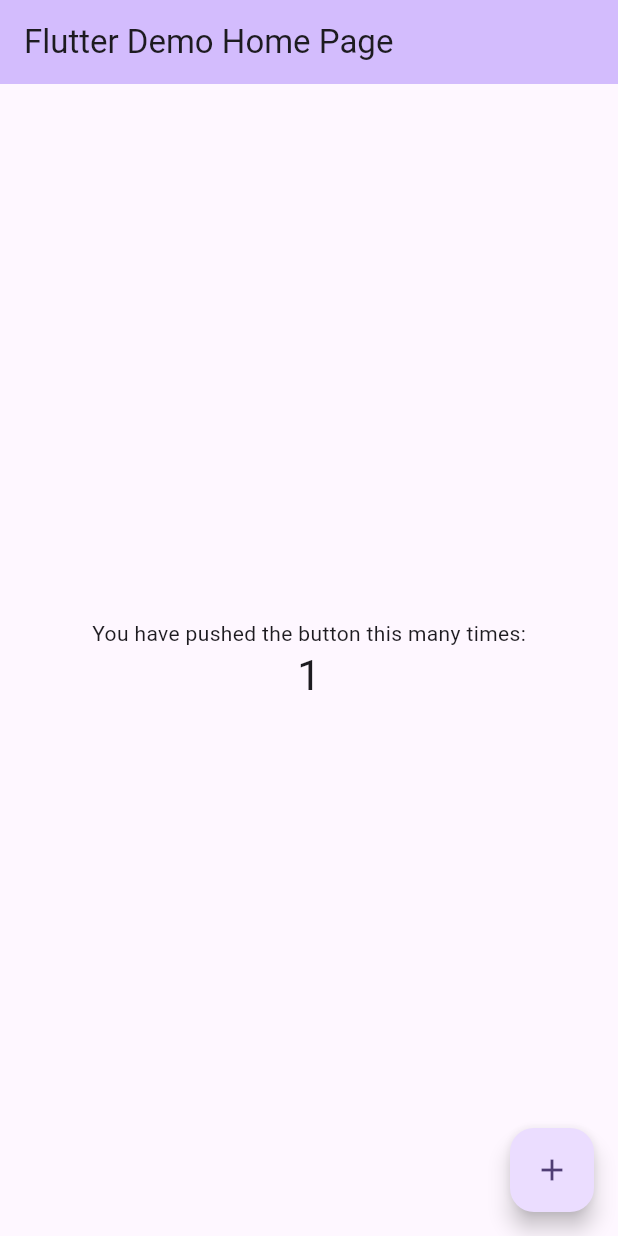
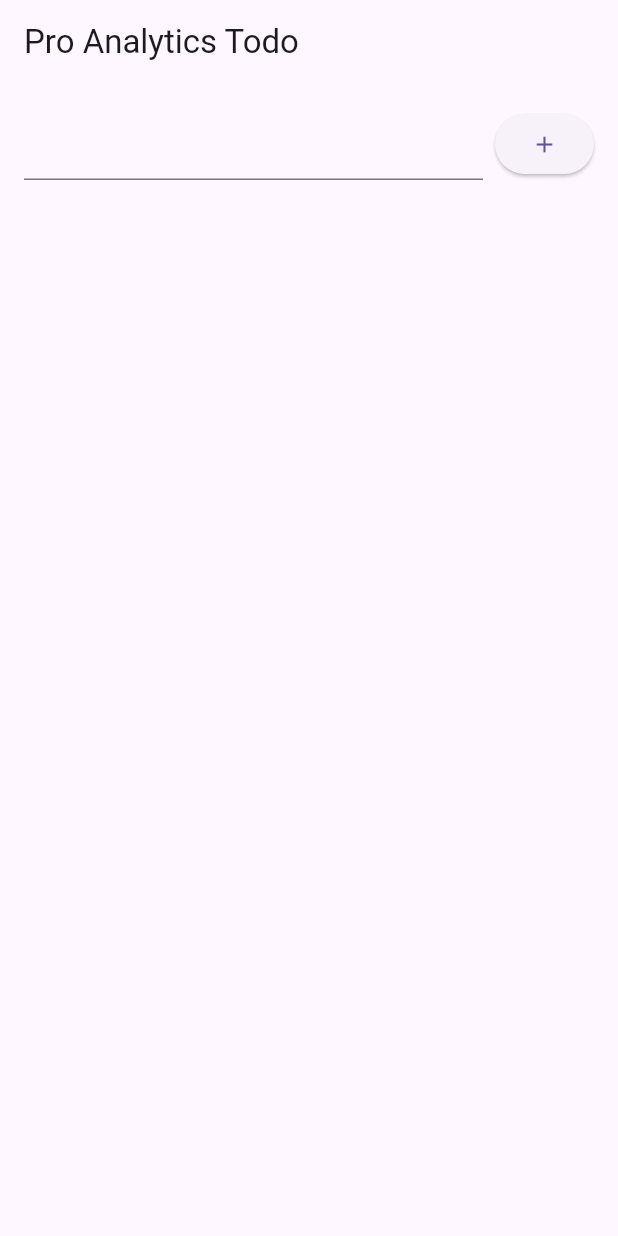
Before and after one commit to Masumraj1/firebase_analytics, a Flutter app: the screen it shows after launch, after a tap on the "add" icon, on a phone screen of 412 x 824 dp. Run offline on Flutter 3.47's test engine with Material 3 defaults, Android fonts, the phone set to English and light mode, and no system bars; our stand-ins replace firebase_analytics, firebase_core; accounts and stored records are empty.

Commit message:
firebase analytics setup complete

```diff
--- /dev/null
+++ b/lib/analytics_services.dart
@@ -0,0 +1,33 @@
+import 'package:firebase_analytics/firebase_analytics.dart';
+
+class AnalyticsService {
+  // Singleton pattern (পুরো অ্যাপে একটিমাত্র ইন্সট্যান্স থাকবে)
+  AnalyticsService._internal();
+  static final AnalyticsService instance = AnalyticsService._internal();
+
+  final FirebaseAnalytics _analytics = FirebaseAnalytics.instance;
+
+  // স্ক্রিন ট্র্যাকিংয়ের জন্য অবজারভার
+  FirebaseAnalyticsObserver get observer => FirebaseAnalyticsObserver(analytics: _analytics);
+
+  // টাস্ক অ্যাড ইভেন্ট
+  Future<void> logTaskAdded(String taskName) async {
+    await _analytics.logEvent(
+      name: 'todo_task_created',
+      parameters: {
+        'content': taskName,
+        'platform': 'flutter',
+      },
+    );
+  }
+
+  // টাস্ক ডিলিট ইভেন্ট
+  Future<void> logTaskDeleted(String taskName) async {
+    await _analytics.logEvent(
+      name: 'todo_task_removed',
+      parameters: {
+        'content': taskName,
+      },
+    );
+  }
+}
--- a/lib/main.dart
+++ b/lib/main.dart
@@ -1,129 +1,27 @@
+import 'package:firebase_analytics_app/todo_screen.dart';
+import 'package:flutter/material.dart';
 import 'package:firebase_core/firebase_core.dart';
-import 'package:flutter/material.dart';
 
-import 'firebase_options.dart';
+import 'analytics_services.dart';
 
-void main()async {
+
+void main() async {
   WidgetsFlutterBinding.ensureInitialized();
-  await Firebase.initializeApp(
-    options: DefaultFirebaseOptions.currentPlatform,
-  );
+  await Firebase.initializeApp();
   runApp(const MyApp());
 }
 
 class MyApp extends StatelessWidget {
   const MyApp({super.key});
 
-  // This widget is the root of your application.
   @override
   Widget build(BuildContext context) {
     return MaterialApp(
-      title: 'Flutter Demo',
-      theme: ThemeData(
-        // This is the theme of your application.
-        //
-        // TRY THIS: Try running your application with "flutter run". You'll see
-        // the application has a purple toolbar. Then, without quitting the app,
-        // try changing the seedColor in the colorScheme below to Colors.green
-        // and then invoke "hot reload" (save your changes or press the "hot
-        // reload" button in a Flutter-supported IDE, or press "r" if you used
-        // the command line to start the app).
-        //
-        // Notice that the counter didn't reset back to zero; the application
-        // state is not lost during the reload. To reset the state, use hot
-        // restart instead.
-        //
-        // This works for code too, not just values: Most code changes can be
-        // tested with just a hot reload.
-        colorScheme: ColorScheme.fromSeed(seedColor: Colors.deepPurple),
-      ),
-      home: const MyHomePage(title: 'Flutter Demo Home Page'),
+      debugShowCheckedModeBanner: false,
+      title: 'Professional Todo Analytics',
+      // প্রফেশনাল স্ক্রিন ট্র্যাকিং
+      navigatorObservers: [AnalyticsService.instance.observer],
+      home: const TodoScreen(),
     );
   }
 }
-
-class MyHomePage extends StatefulWidget {
-  const MyHomePage({super.key, required this.title});
-
-  // This widget is the home page of your application. It is stateful, meaning
-  // that it has a State object (defined below) that contains fields that affect
-  // how it looks.
-
-  // This class is the configuration for the state. It holds the values (in this
-  // case the title) provided by the parent (in this case the App widget) and
-  // used by the build method of the State. Fields in a Widget subclass are
-  // always marked "final".
-
-  final String title;
-
-  @override
-  State<MyHomePage> createState() => _MyHomePageState();
-}
-
-class _MyHomePageState extends State<MyHomePage> {
-  int _counter = 0;
-
-  void _incrementCounter() {
-    setState(() {
-      // This call to setState tells the Flutter framework that something has
-      // changed in this State, which causes it to rerun the build method below
-      // so that the display can reflect the updated values. If we changed
-      // _counter without calling setState(), then the build method would not be
-      // called again, and so nothing would appear to happen.
-      _counter++;
-    });
-  }
-
-  @override
-  Widget build(BuildContext context) {
-    // This method is rerun every time setState is called, for instance as done
-    // by the _incrementCounter method above.
-    //
-    // The Flutter framework has been optimized to make rerunning build methods
-    // fast, so that you can just rebuild anything that needs updating rather
-    // than having to individually change instances of widgets.
-    return Scaffold(
-      appBar: AppBar(
-        // TRY THIS: Try changing the color here to a specific color (to
-        // Colors.amber, perhaps?) and trigger a hot reload to see the AppBar
-        // change color while the other colors stay the same.
-        backgroundColor: Theme.of(context).colorScheme.inversePrimary,
-        // Here we take the value from the MyHomePage object that was created by
-        // the App.build method, and use it to set our appbar title.
-        title: Text(widget.title),
-      ),
-      body: Center(
-        // Center is a layout widget. It takes a single child and positions it
-        // in the middle of the parent.
-        child: Column(
-          // Column is also a layout widget. It takes a list of children and
-          // arranges them vertically. By default, it sizes itself to fit its
-          // children horizontally, and tries to be as tall as its parent.
-          //
-          // Column has various properties to control how it sizes itself and
-          // how it positions its children. Here we use mainAxisAlignment to
-          // center the children vertically; the main axis here is the vertical
-          // axis because Columns are vertical (the cross axis would be
-          // horizontal).
-          //
-          // TRY THIS: Invoke "debug painting" (choose the "Toggle Debug Paint"
-          // action in the IDE, or press "p" in the console), to see the
-          // wireframe for each widget.
-          mainAxisAlignment: MainAxisAlignment.center,
-          children: <Widget>[
-            const Text('You have pushed the button this many times:'),
-            Text(
-              '$_counter',
-              style: Theme.of(context).textTheme.headlineMedium,
-            ),
-          ],
-        ),
-      ),
-      floatingActionButton: FloatingActionButton(
-        onPressed: _incrementCounter,
-        tooltip: 'Increment',
-        child: const Icon(Icons.add),
-      ), // This trailing comma makes auto-formatting nicer for build methods.
-    );
-  }
-}
--- /dev/null
+++ b/lib/todo_screen.dart
@@ -0,0 +1,74 @@
+import 'package:flutter/material.dart';
+
+import 'analytics_services.dart';
+
+class TodoScreen extends StatefulWidget {
+  const TodoScreen({super.key});
+
+  @override
+  State<TodoScreen> createState() => _TodoScreenState();
+}
+
+class _TodoScreenState extends State<TodoScreen> {
+  final List<String> _tasks = [];
+  final TextEditingController _controller = TextEditingController();
+
+  void _handleAddTask() {
+    final text = _controller.text.trim();
+    if (text.isNotEmpty) {
+      setState(() => _tasks.add(text));
+
+      // সার্ভিস কল করা
+      AnalyticsService.instance.logTaskAdded(text);
+
+      _controller.clear();
+    }
+  }
+
+  void _handleDeleteTask(int index) {
+    final removedTask = _tasks[index];
+    setState(() => _tasks.removeAt(index));
+
+    // সার্ভিস কল করা
+    AnalyticsService.instance.logTaskDeleted(removedTask);
+  }
+
+  @override
+  Widget build(BuildContext context) {
+    return Scaffold(
+      appBar: AppBar(title: const Text('Pro Analytics Todo')),
+      body: Column(
+        children: [
+          _buildInputArea(),
+          Expanded(child: _buildTaskList()),
+        ],
+      ),
+    );
+  }
+
+  Widget _buildInputArea() {
+    return Padding(
+      padding: const EdgeInsets.all(16.0),
+      child: Row(
+        children: [
+          Expanded(child: TextField(controller: _controller)),
+          const SizedBox(width: 8),
+          ElevatedButton(onPressed: _handleAddTask, child: const Icon(Icons.add)),
+        ],
+      ),
+    );
+  }
+
+  Widget _buildTaskList() {
+    return ListView.builder(
+      itemCount: _tasks.length,
+      itemBuilder: (context, index) => ListTile(
+        title: Text(_tasks[index]),
+        trailing: IconButton(
+          icon: const Icon(Icons.delete, color: Colors.redAccent),
+          onPressed: () => _handleDeleteTask(index),
+        ),
+      ),
+    );
+  }
+}
--- a/pubspec.yaml
+++ b/pubspec.yaml
@@ -1,4 +1,4 @@
-name: firebase_analytics
+name: firebase_analytics_app
 description: "A new Flutter project."
 # The following line prevents the package from being accidentally published to
 # pub.dev using `flutter pub publish`. This is preferred for private packages.
@@ -35,6 +35,7 @@ dependencies:
   # Use with the CupertinoIcons class for iOS style icons.
   cupertino_icons: ^1.0.8
   firebase_core: ^4.3.0
+  firebase_analytics: ^12.1.0
 
 dev_dependencies:
   flutter_test:
```
Also changed, not shown: pubspec.lock.
